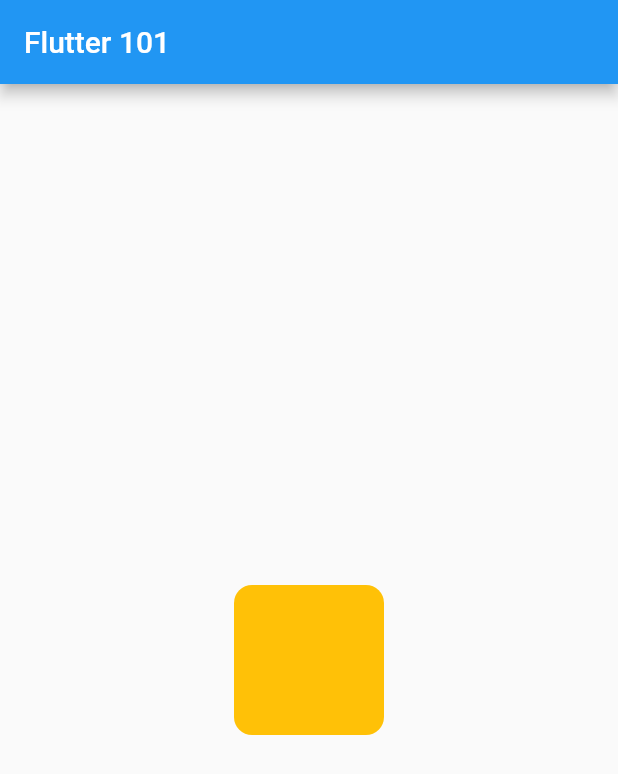
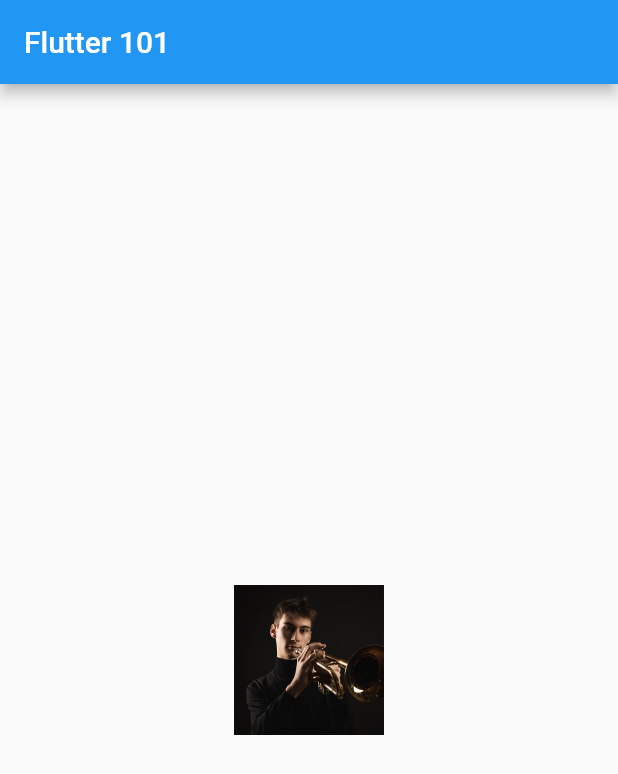
Before and after one commit to jpelgrim/flutter101, a Flutter app: the screen it shows after launch, on a phone screen of 412 x 824 dp. Shown: the top 774 px of the screen. Run offline on Flutter 3.47's test engine with Material 2 defaults, Android fonts, the phone set to English and light mode, and no system bars.

Commit message:
Replace container with image

```diff
--- a/lib/main.dart
+++ b/lib/main.dart
@@ -1,3 +1,4 @@
+import 'package:flutter/gestures.dart';
 import 'package:flutter/material.dart';
 
 void main() {
@@ -17,15 +18,11 @@ class Flutter101App extends StatelessWidget {
             title: Text('Flutter 101'),
           ),
           body: Center(
-            child: Container(
-              decoration: BoxDecoration(
-                  color: Colors.amber,
-                  borderRadius: BorderRadius.all(Radius.circular(12))),
-              child: SizedBox(
+            child: Image.asset(
+                'assets/images/trumpet.jpg',
                 width: 100,
                 height: 100,
               ),
-            ),
           ),
         ));
   }
```
Also changed, not shown: assets/images/trumpet.jpg (added).
